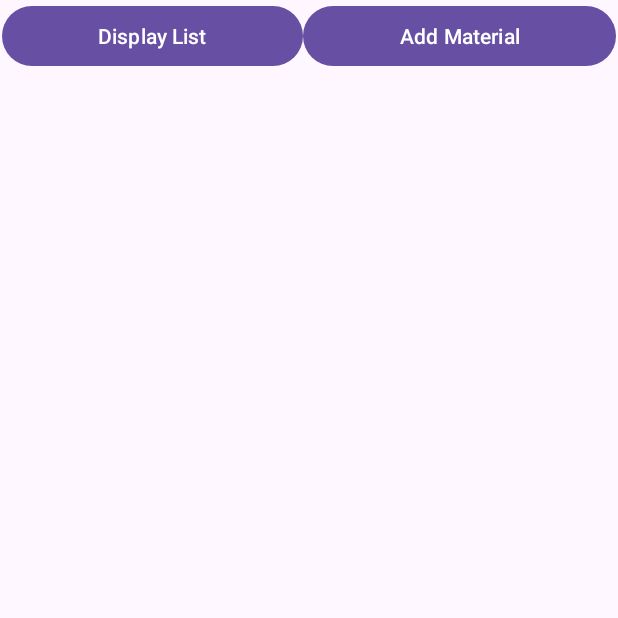
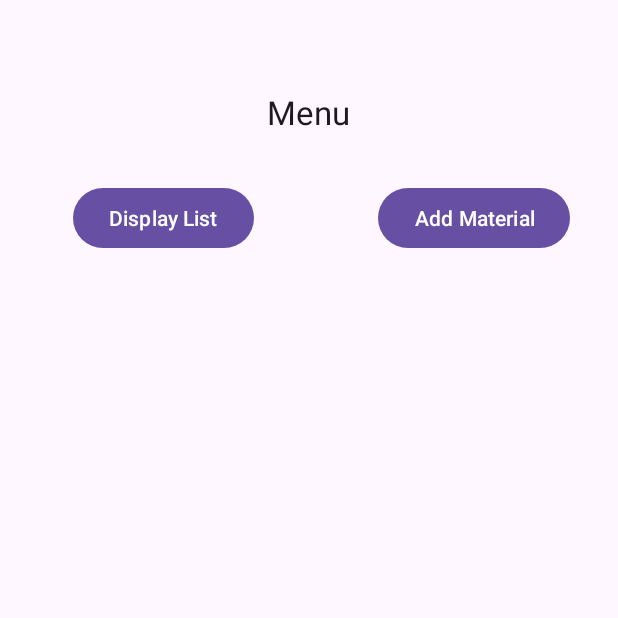
Before and after one commit to Niranjanfr/ProjectLeBonCoin_AMSE, an Android app: the screen it shows after launch (MainActivity), on a phone screen of 412 x 824 dp, the top half of it. Run offline under Robolectric (Android 15) with nearby library versions, the phone set to English and light mode, and no system bars.

Commit message:
put main nicely

```diff
--- a/app/src/main/java/com/example/projectleboncoin_amse/CameraAdAddActivity.java
+++ b/app/src/main/java/com/example/projectleboncoin_amse/CameraAdAddActivity.java
@@ -83,7 +83,7 @@ public class CameraAdAddActivity extends AppCompatActivity {
 
                 String Title = title.getText().toString();
                 String Address = address.getText().toString();
-                String Price = address.getText().toString();
+                String Price = price.getText().toString();
 
                 Intent intent = new Intent(CameraAdAddActivity.this, AdListViewActivity.class);
                 intent.putExtra("image", R.drawable.ic_launcher_background); // Add a drawable image because image management is not implemented.
--- a/app/src/main/res/layout/activity_main.xml
+++ b/app/src/main/res/layout/activity_main.xml
@@ -6,29 +6,43 @@
     android:layout_height="match_parent"
     tools:context=".MainActivity">
 
-    <LinearLayout
-        android:layout_width="409dp"
-        android:layout_height="446dp"
-        android:layout_marginStart="1dp"
-        android:layout_marginEnd="1dp"
-        android:orientation="horizontal"
-        app:layout_constraintEnd_toEndOf="parent"
-        app:layout_constraintStart_toStartOf="parent"
-        app:layout_constraintTop_toTopOf="parent">
-
     <Button
         android:id="@+id/button9"
         android:layout_width="wrap_content"
         android:layout_height="wrap_content"
+        android:layout_marginStart="32dp"
+        android:layout_marginTop="32dp"
+        android:layout_marginEnd="24dp"
         android:layout_weight="1"
-            android:text="Display List" />
+        android:text="Display List"
+        app:layout_constraintEnd_toStartOf="@+id/button10"
+        app:layout_constraintHorizontal_bias="0.219"
+        app:layout_constraintStart_toStartOf="parent"
+        app:layout_constraintTop_toBottomOf="@+id/textView2" />
 
     <Button
         android:id="@+id/button10"
         android:layout_width="wrap_content"
         android:layout_height="wrap_content"
+        android:layout_marginTop="32dp"
+        android:layout_marginEnd="32dp"
         android:layout_weight="1"
-            android:text="Add Material" />
-    </LinearLayout>
+        android:text="Add Material"
+        app:layout_constraintEnd_toEndOf="parent"
+        app:layout_constraintTop_toBottomOf="@+id/textView2" />
+
+    <TextView
+        android:id="@+id/textView2"
+        android:layout_width="wrap_content"
+        android:layout_height="wrap_content"
+        android:layout_marginStart="178dp"
+        android:layout_marginTop="60dp"
+        android:layout_marginEnd="178dp"
+        android:text="Menu"
+        android:textAppearance="@style/TextAppearance.AppCompat.Large"
+        app:layout_constraintEnd_toEndOf="parent"
+        app:layout_constraintHorizontal_bias="0.0"
+        app:layout_constraintStart_toStartOf="parent"
+        app:layout_constraintTop_toTopOf="parent" />
 
 </androidx.constraintlayout.widget.ConstraintLayout>
```
Lines whose indentation alone changed are shown as unchanged.
